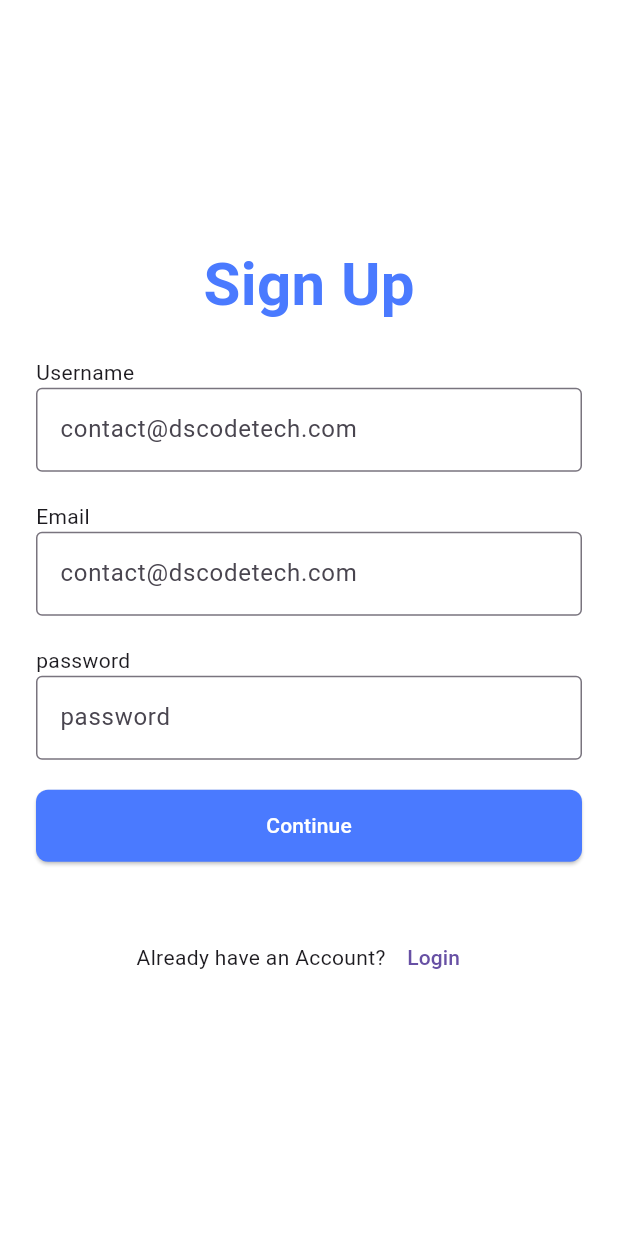
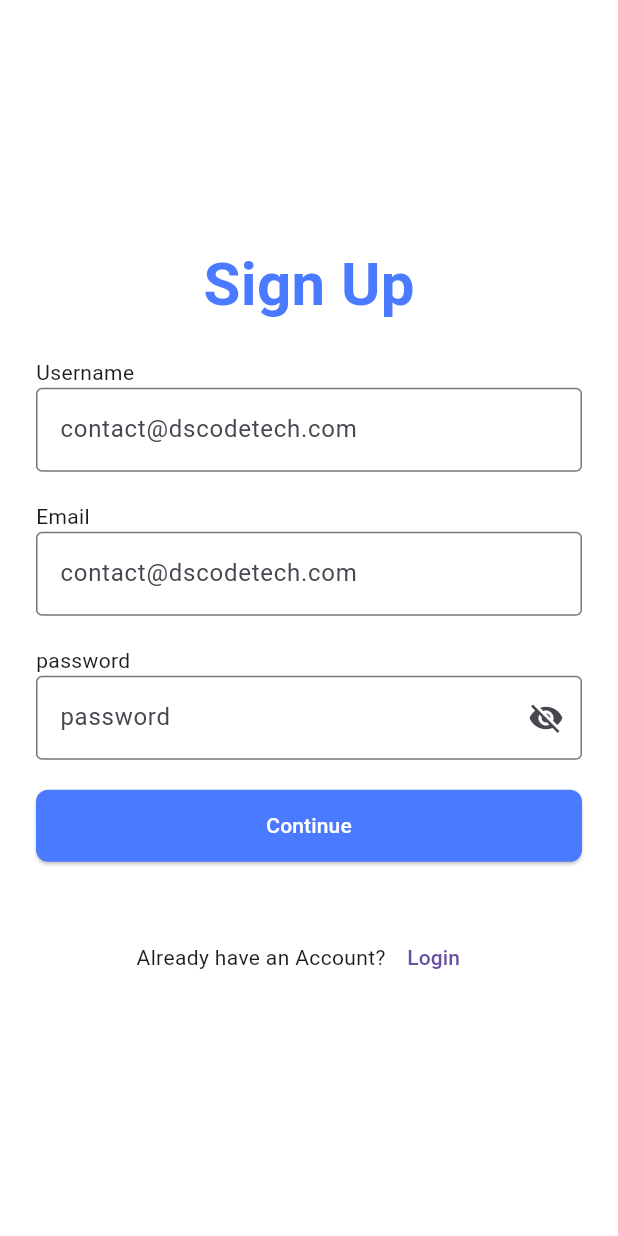
Before and after one commit to niju646/product_ui, a Flutter app: the screen it shows after launch, after a tap on "Sign Up", on a phone screen of 412 x 824 dp. Run offline on Flutter 3.47's test engine with Material 3 defaults, Android fonts, the phone set to English and light mode, and no system bars; our stand-ins replace go_router.

Commit message:
updated the refactoring of the textformfields

```diff
--- a/lib/providers/auth_provider.dart
+++ b/lib/providers/auth_provider.dart
@@ -2,8 +2,10 @@ import 'package:flutter/material.dart';
 
 class AuthProvider extends ChangeNotifier{
   bool _isLoggedIn = false;
+  bool _isVisible = false;
 
   bool get isLoggedin =>  _isLoggedIn;
+  bool get isVisible => _isVisible;
 
   void login(){
     _isLoggedIn = true;
@@ -14,4 +16,10 @@ class AuthProvider extends ChangeNotifier{
     _isLoggedIn = false;
     notifyListeners();
   }
+
+
+  void visiblity(){
+    _isVisible = !_isVisible;
+    notifyListeners();
+  }
 }
--- a/lib/screens/login_page.dart
+++ b/lib/screens/login_page.dart
@@ -2,6 +2,7 @@ import 'package:flutter/material.dart';
 import 'package:go_router/go_router.dart';
 import 'package:product_ui/providers/auth_provider.dart';
 import 'package:product_ui/router/app_route_constants.dart';
+import 'package:product_ui/widgets/textfield.dart';
 
 import 'package:provider/provider.dart';
 
@@ -43,7 +44,7 @@ class LoginPage extends StatelessWidget {
                     child: Text('Your password')),
                 space,
                 formfield("Password",
-                    isBool: true, controller: passwordController),
+                    isBool: true, controller: passwordController,context: context),
                 space,
                 SizedBox(
                   width: double.infinity,
@@ -59,8 +60,7 @@ class LoginPage extends StatelessWidget {
                             emailController.text.isNotEmpty) {
                           Provider.of<AuthProvider>(context, listen: false)
                               .login();
-                          // Navigator.of(context).push(
-                          //     MaterialPageRoute(builder: (context) => Home()));
+
                           GoRouter.of(context)
                               .pushNamed(MyAppCostants().homeRouteName);
                           ScaffoldMessenger.of(context).showSnackBar(SnackBar(
@@ -101,8 +101,7 @@ class LoginPage extends StatelessWidget {
                     const Text("Don't have an account?"),
                     TextButton(
                         onPressed: () {
-                          // Navigator.of(context).push(
-                          //       MaterialPageRoute(builder: (context) => SignupPage()));
+
                           GoRouter.of(context)
                               .pushNamed(MyAppCostants().signupRouteName);
                         },
@@ -117,16 +116,5 @@ class LoginPage extends StatelessWidget {
     );
   }
 
-  TextFormField formfield(String name,
-      {bool isBool = false, required TextEditingController controller}) {
-    return TextFormField(
-      controller: controller,
-      obscureText: isBool,
-      decoration: InputDecoration(
-          hintText: name,
-          border: OutlineInputBorder(
-            borderRadius: BorderRadius.circular(4),
-          )),
-    );
-  }
+
 }
--- a/lib/screens/signup_page.dart
+++ b/lib/screens/signup_page.dart
@@ -1,6 +1,8 @@
 import 'package:flutter/material.dart';
 import 'package:go_router/go_router.dart';
 import 'package:product_ui/router/app_route_constants.dart';
+import 'package:product_ui/widgets/textfield.dart';
+
 
 class SignupPage extends StatelessWidget {
   const SignupPage({super.key});
@@ -33,22 +35,22 @@ class SignupPage extends StatelessWidget {
                 space,
                 const Align(
                     alignment: Alignment.centerLeft, child: Text("Username")),
-                signupfield("contact@dscodetech.com",
-                    controller: usernameController),
+
+                formfield("contact@dscodetech.com",controller: usernameController),
                 space,
                 const Align(
                   alignment: Alignment.centerLeft,
                   child: Text("Email"),
                 ),
-                signupfield("contact@dscodetech.com",
-                    controller: emailController),
+
+                formfield("contact@dscodetech.com",controller: emailController),
                 space,
                 const Align(
                   alignment: Alignment.centerLeft,
                   child: Text("password"),
                 ),
-                signupfield("password",
-                    controller: passwordController, isBool: true),
+
+                formfield("password",controller: passwordController,context: context,isBool: true),
                 space,
                 SizedBox(
                   width: double.infinity,
@@ -60,9 +62,7 @@ class SignupPage extends StatelessWidget {
                             borderRadius: BorderRadius.circular(8),
                           )),
                       onPressed: () {
-                        // Provider.of<AuthProvider>(context).login();
-                        // Navigator.of(context).push(
-                        //     MaterialPageRoute(builder: (context) => Home()));
+
                         if (usernameController.text.isNotEmpty &&
                             emailController.text.isNotEmpty &&
                             passwordController.text.isNotEmpty) {
@@ -111,8 +111,7 @@ class SignupPage extends StatelessWidget {
                     const Text("Already have an Account?"),
                     TextButton(
                         onPressed: () {
-                          // Navigator.of(context).push(MaterialPageRoute(
-                          //     builder: (context) => LoginPage()));
+
                           GoRouter.of(context)
                               .pushNamed(MyAppCostants().loginRouteName);
                         },
@@ -127,13 +126,5 @@ class SignupPage extends StatelessWidget {
     );
   }
 
-  TextFormField signupfield(String name,
-          {bool isBool = false, required TextEditingController controller}) =>
-      TextFormField(
-        controller: controller,
-        obscureText: isBool,
-        decoration: InputDecoration(
-            hintText: name,
-            border: OutlineInputBorder(borderRadius: BorderRadius.circular(4))),
-      );
+
 }
--- a/lib/widgets/product_card.dart
+++ b/lib/widgets/product_card.dart
@@ -1,10 +1,8 @@
 import 'package:flutter/material.dart';
 import 'package:go_router/go_router.dart';
 import 'package:product_ui/models/product.dart';
-// import 'package:product_ui/providers/cart_provider.dart';
 import 'package:product_ui/providers/favorite_provider.dart';
 import 'package:product_ui/router/app_route_constants.dart';
-import 'package:product_ui/screens/product_details.dart';
 import 'package:provider/provider.dart';
 
 class ProductCard extends StatelessWidget {
--- /dev/null
+++ b/lib/widgets/textfield.dart
@@ -0,0 +1,43 @@
+import 'package:flutter/material.dart';
+import 'package:product_ui/providers/auth_provider.dart';
+import 'package:provider/provider.dart';
+
+Widget formfield(String name,
+    {bool isBool = false,
+    required TextEditingController controller,
+    BuildContext? context}) {
+  if (!isBool) {
+    return TextFormField(
+      controller: controller,
+      obscureText: isBool,
+      decoration: InputDecoration(
+          hintText: name,
+          border: OutlineInputBorder(
+            borderRadius: BorderRadius.circular(4),
+          )),
+    );
+  }
+  return Consumer<AuthProvider>(
+    builder: (context, visiblityprovider, child) {
+      return TextFormField(
+        controller: controller,
+        obscureText: !visiblityprovider.isVisible,
+        decoration: InputDecoration(
+          hintText: name,
+          border: OutlineInputBorder(
+            borderRadius: BorderRadius.circular(4),
+          ),
+          suffixIcon: IconButton(
+              onPressed: () {
+                Provider.of<AuthProvider>(context,listen: false).visiblity();
+              },
+              icon: Icon(
+                visiblityprovider.isVisible
+                    ? Icons.visibility
+                    : Icons.visibility_off,
+              )),
+        ),
+      );
+    },
+  );
+}
```
Also changed, not shown: lib/screens/favorite_screen.dart (+0 -40 lines), lib/screens/home.dart (+10 -6 lines).
